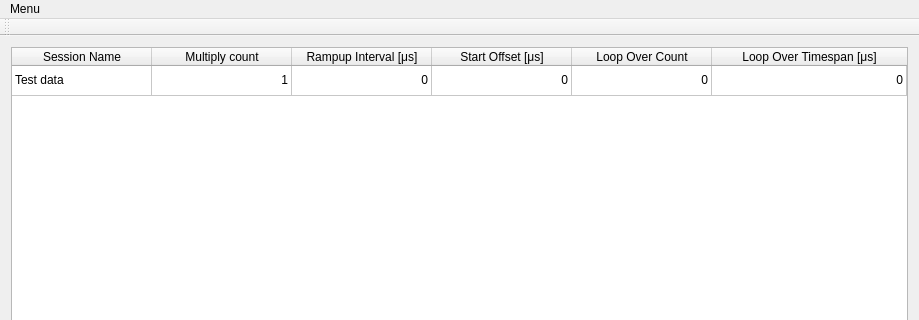
Before: the Qt Designer form trafficwindow.ui in MonteDarkfloyd/RUGE, drawn with Qt 5; both pictures show x 0 to 919 and y 0 to 320 of the 919 by 498 pixel window.
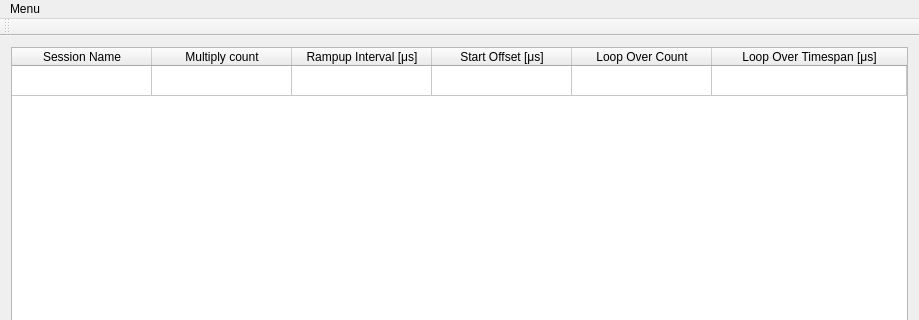
After: the same form once the commit is applied.

```diff
--- a/trafficwindow.ui
+++ b/trafficwindow.ui
@@ -134,7 +134,7 @@
       </column>
       <item row="0" column="0">
        <property name="text">
-        <string>Test data</string>
+        <string/>
        </property>
        <property name="textAlignment">
         <set>AlignLeading|AlignVCenter</set>
@@ -142,7 +142,7 @@
       </item>
       <item row="0" column="1">
        <property name="text">
-        <string>1</string>
+        <string/>
        </property>
        <property name="textAlignment">
         <set>AlignTrailing|AlignVCenter</set>
@@ -150,32 +150,23 @@
       </item>
       <item row="0" column="2">
        <property name="text">
-        <string>0</string>
+        <string/>
        </property>
        <property name="textAlignment">
         <set>AlignTrailing|AlignVCenter</set>
        </property>
       </item>
       <item row="0" column="3">
-       <property name="text">
-        <string>0</string>
-       </property>
        <property name="textAlignment">
         <set>AlignTrailing|AlignVCenter</set>
        </property>
       </item>
       <item row="0" column="4">
-       <property name="text">
-        <string>0</string>
-       </property>
        <property name="textAlignment">
         <set>AlignTrailing|AlignVCenter</set>
        </property>
       </item>
       <item row="0" column="5">
-       <property name="text">
-        <string>0</string>
-       </property>
        <property name="textAlignment">
         <set>AlignTrailing|AlignVCenter</set>
        </property>
```
Left out of the diff: 2 changed lines with no effect on the pictures.
